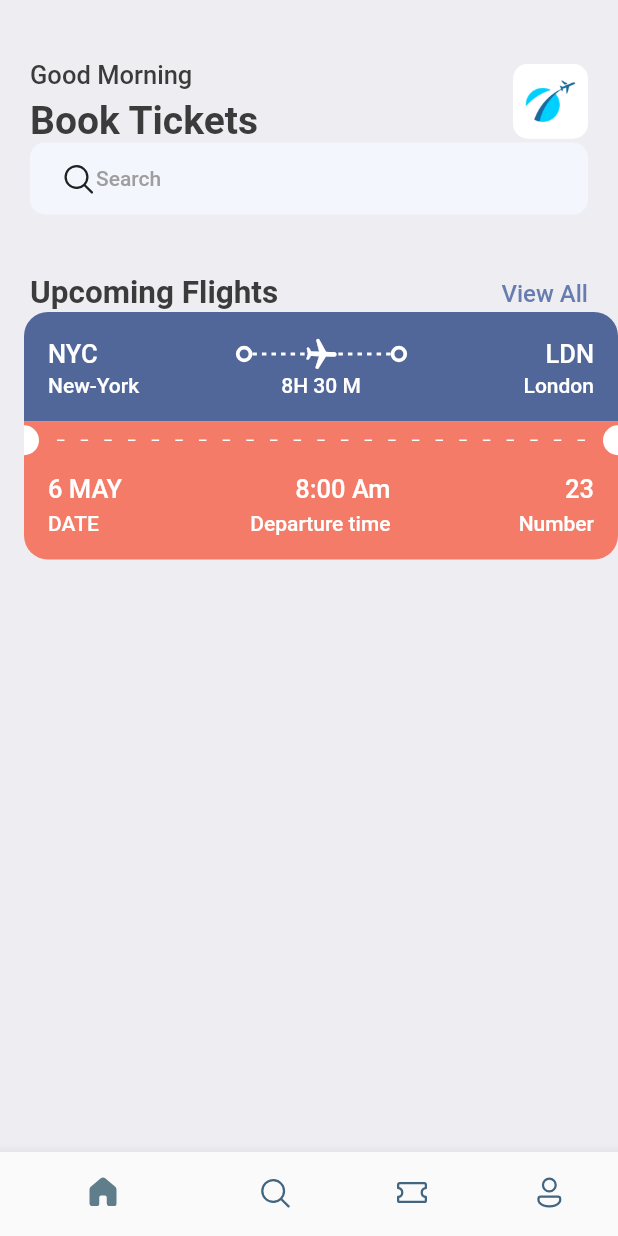
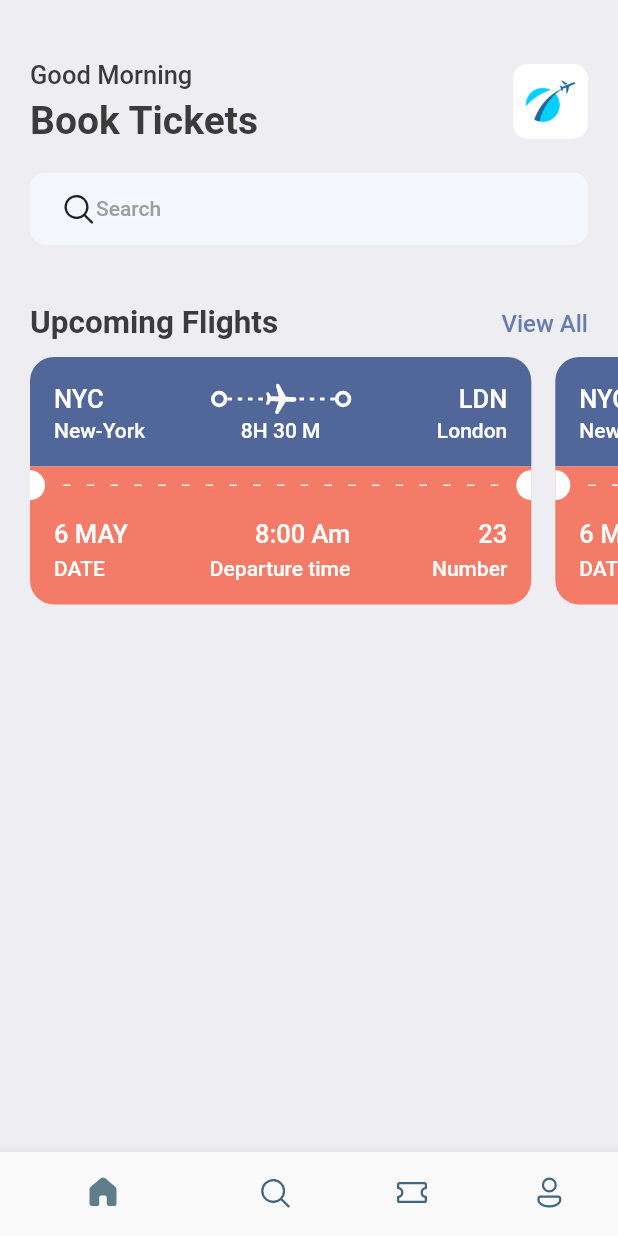
Before and after one commit to Shadabdullah/TicketBooking, a Flutter app: the screen it shows after launch, on a phone screen of 412 x 824 dp. Run offline on Flutter 3.47's test engine with Material 2 defaults, Android fonts, the phone set to English and light mode, and no system bars; our stand-ins replace fluentui_icons, gap.

Commit message:
Ticket View Section completed Started

```diff
--- a/App/lib/screens/home_screen.dart
+++ b/App/lib/screens/home_screen.dart
@@ -50,6 +50,7 @@ class _HomeScreenState extends State<HomeScreen> {
                   )
                 ],
               ),
+              const Gap(20),
               Container(
                 decoration: BoxDecoration(
                     borderRadius: BorderRadius.circular(10),
@@ -88,7 +89,12 @@ class _HomeScreenState extends State<HomeScreen> {
               )
             ]),
           ),
-          const TicketView(),
+          const Gap(10),
+          SingleChildScrollView(
+            scrollDirection: Axis.horizontal,
+            padding: const EdgeInsets.only(left: 20),
+            child: Row(children: [TicketView(), TicketView(), TicketView()]),
+          )
         ],
       ),
     );
--- a/App/lib/screens/ticket_view.dart
+++ b/App/lib/screens/ticket_view.dart
@@ -12,10 +12,10 @@ class TicketView extends StatelessWidget {
   Widget build(BuildContext context) {
     final size = AppLayOut.getSize(context);
     return SizedBox(
-      width: size.width,
+      width: size.width * 0.85,
       height: 200,
       child: Container(
-        margin: const EdgeInsets.only(left: 16),
+        margin: const EdgeInsets.only(right: 16),
         child: Column(children: [
           //Blue Part of ticket View
           Container(
```
